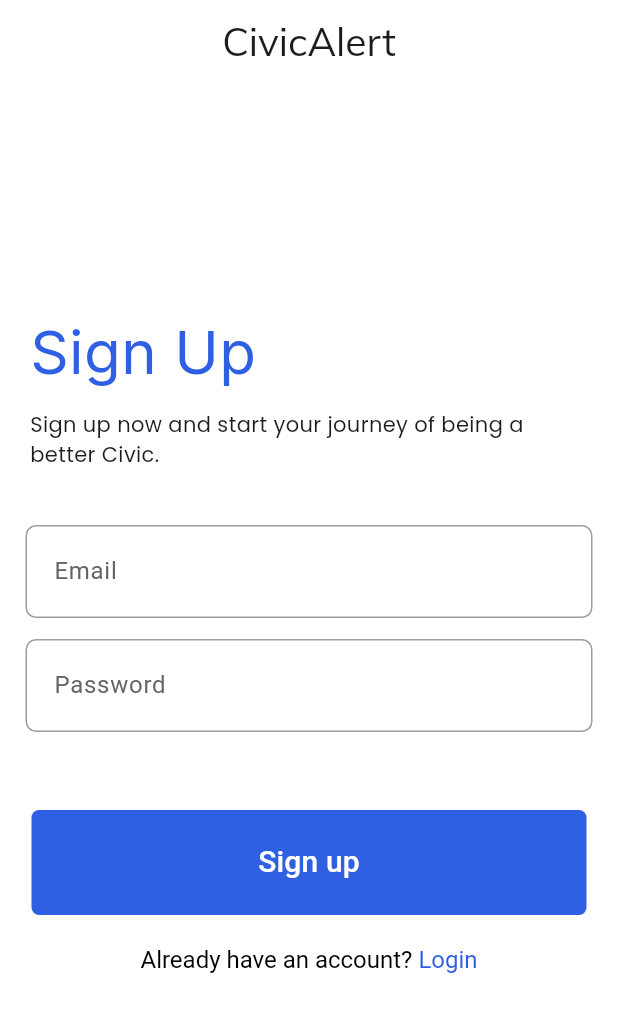
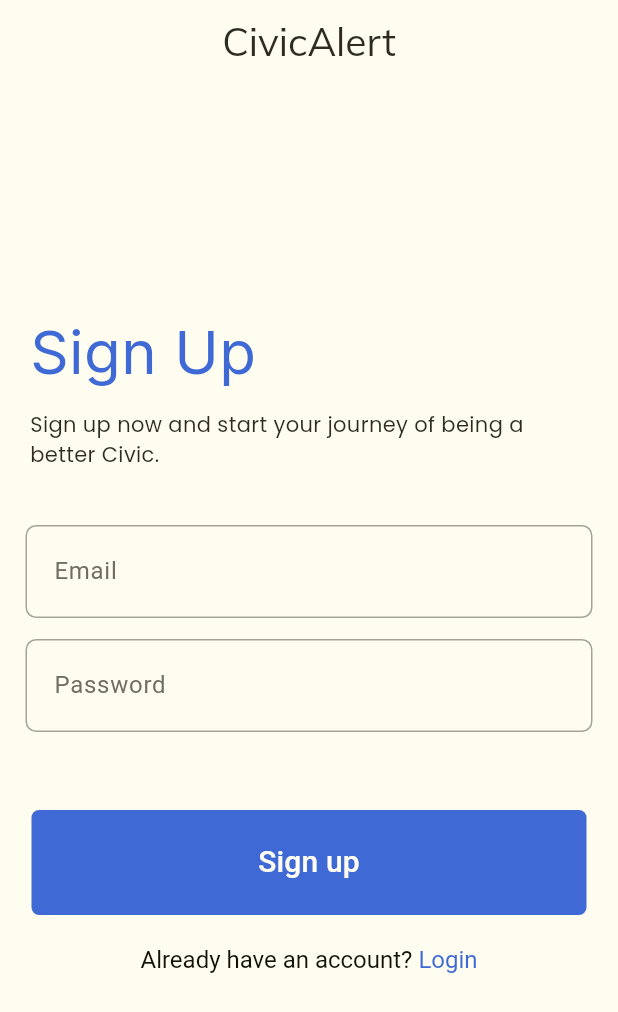
Before and after one commit to chaitanyak175/CivicAlert, a Flutter app: the screen it shows after launch, on a phone screen of 412 x 824 dp. Shown: the top 1012 px of the screen. Run offline on Flutter 3.47's test engine with Material 3 defaults, Android fonts, the phone set to English and light mode, and no system bars; our stand-ins replace appwrite, flutter_riverpod, flutter_svg, fpdart, geolocator, google_fonts and 7 more; missing offline and left inert: flutter_displaymode; network calls fail.

Commit message:
added a colorfilter for the whole app to have a yellow tint to avoid strain on eyes caused by pure white color

```diff
--- a/lib/main.dart
+++ b/lib/main.dart
@@ -34,7 +34,12 @@ class MyApp extends ConsumerWidget {
 
   @override
   Widget build(BuildContext context, WidgetRef ref) {
-    return MaterialApp(
+    return ColorFiltered(
+      colorFilter: ColorFilter.mode(
+        Colors.yellow.withOpacity(0.08),
+        BlendMode.srcATop,
+      ),
+      child: MaterialApp(
         debugShowCheckedModeBanner: false,
         theme: AppTheme.theme,
         home: ref.watch(currentUserAccountProvider).when(
@@ -51,6 +56,7 @@ class MyApp extends ConsumerWidget {
               },
               loading: () => const LoadingPage(),
             ),
+      ),
     );
   }
 }
```
Lines whose indentation alone changed are shown as unchanged.
